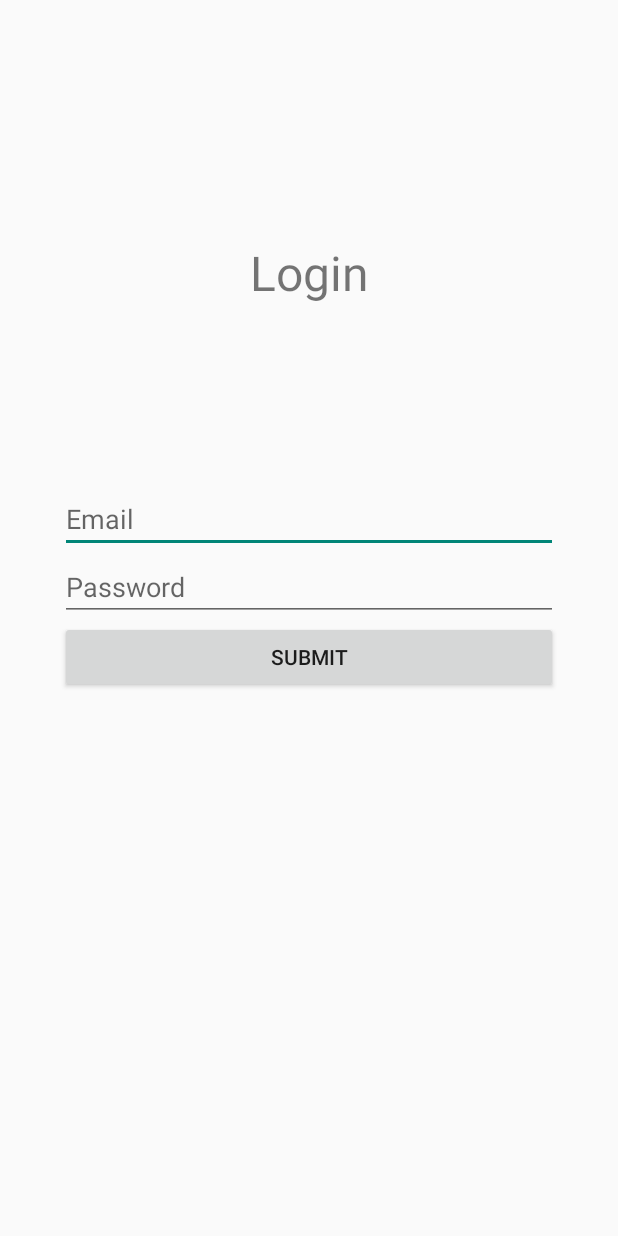
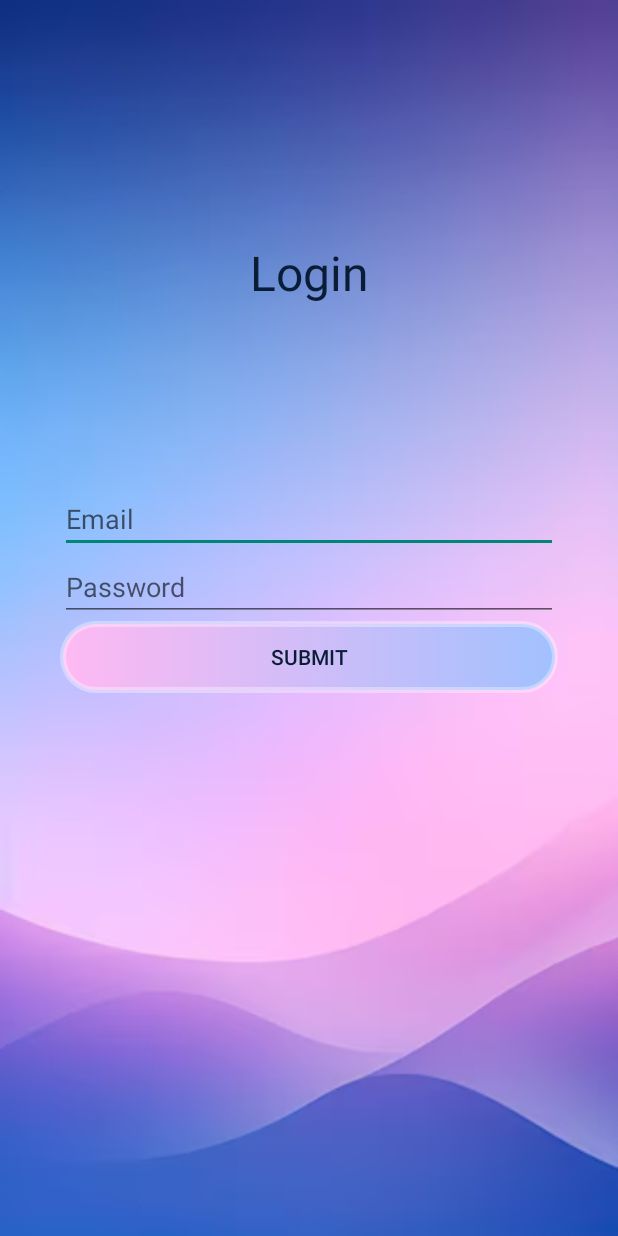
Before and after one commit to Chocolaterie/Android_RCDA_012F, an Android app built with Jetpack Compose: the screen it shows after launch (MainActivity), on a phone screen of 412 x 824 dp. Run offline under Robolectric (Android 15) with nearby library versions, the phone set to English and light mode, and no system bars.

Commit message:
Correction TP1 Design

```diff
--- /dev/null
+++ b/app/src/main/res/drawable/primary_btn.xml
@@ -0,0 +1,29 @@
+<?xml version="1.0" encoding="utf-8"?>
+<selector xmlns:android="http://schemas.android.com/apk/res/android">
+
+<!--    Design par défaut de la forme-->
+    <item>
+        <shape android:shape="rectangle">
+<!--            Sans dégradé-->
+<!--            <solid android:color="#FF0000"/>-->
+
+<!--            Fond dégradé-->
+            <gradient
+                android:startColor="#FEB9F2"
+                android:endColor="#A1C1FE"
+                android:angle="0"
+                />
+
+<!--            Outline/Bordure drawed-->
+            <stroke
+                android:width="4dp"
+                android:color="#55FFFFFF"
+                />
+
+<!--            Border Radius-->
+            <corners android:radius="40dp" />
+
+        </shape>
+    </item>
+
+</selector>
--- a/app/src/main/res/layout/activity_login.xml
+++ b/app/src/main/res/layout/activity_login.xml
@@ -2,7 +2,8 @@
 <LinearLayout xmlns:android="http://schemas.android.com/apk/res/android"
     android:orientation="vertical"
     android:layout_width="match_parent"
-    android:layout_height="match_parent">
+    android:layout_height="match_parent"
+    android:background="@drawable/mobile_background">
 
 <!--    Un bloc qui contient les elements du formulaire -->
     <LinearLayout
@@ -18,6 +19,7 @@
             android:textAlignment="center"
             android:paddingVertical="120dp"
             android:textSize="32sp"
+            android:textColor="#091D36"
             android:text="Login"
             />
 
@@ -39,6 +41,8 @@
         <Button
             android:layout_width="match_parent"
             android:layout_height="wrap_content"
+            android:background="@drawable/primary_btn"
+            android:textColor="#091D36"
             android:text="Submit"
             />
 
```
Also changed, not shown: app/src/main/res/drawable/mobile_background.png (added).
